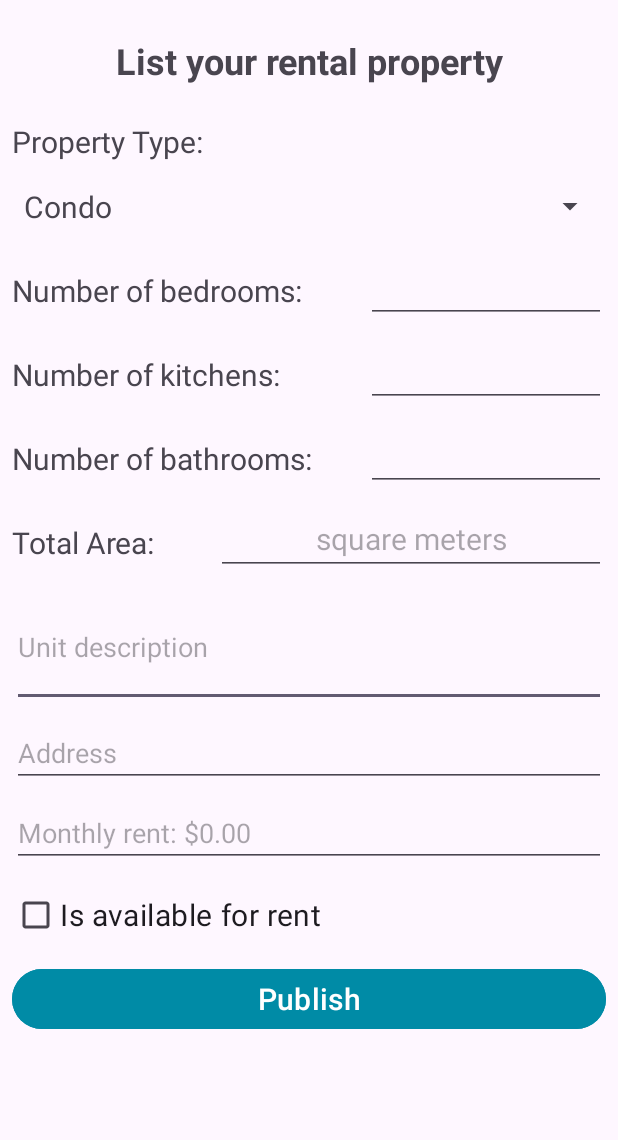
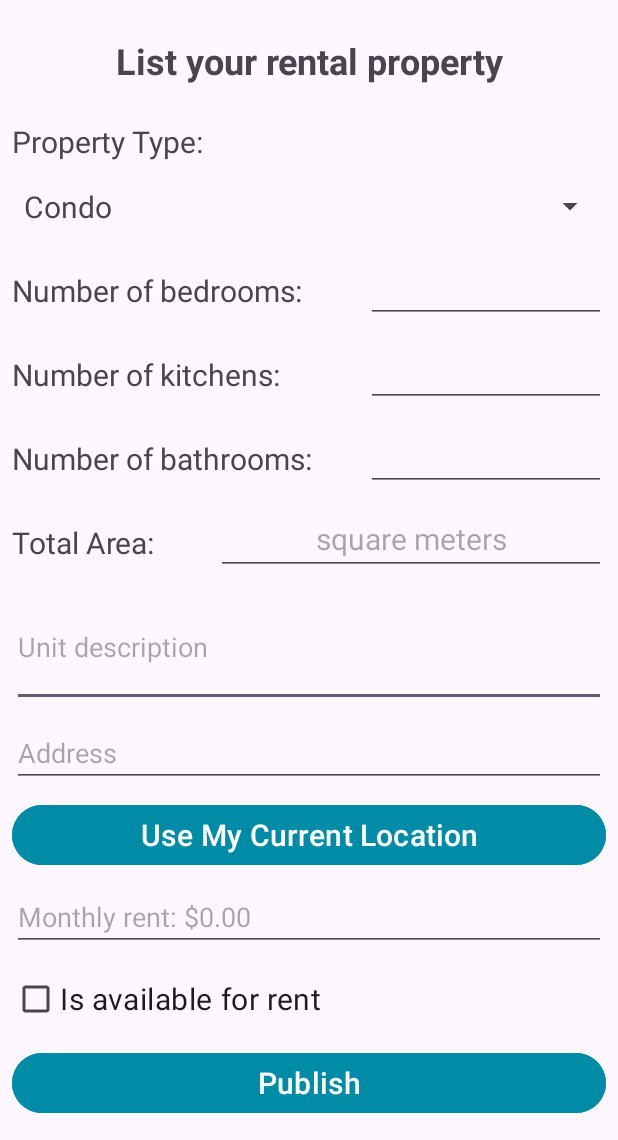
Before and after one commit to AlfieGBC/Group4_4Rent, an Android app: the RentalFormActivity screen opened directly, with no data from a screen before it, on a phone screen of 412 x 824 dp, the part 96-1236 px from its top. Run offline under Robolectric (Android 15) with nearby library versions, the phone set to English and light mode, and no system bars.

Commit message:
added get my position function

```diff
--- a/app/build.gradle.kts
+++ b/app/build.gradle.kts
@@ -62,4 +62,7 @@ dependencies {
 
     implementation("com.google.firebase:firebase-auth")
 
+    // Use the FusedLocationProviderClient class to get the location
+    implementation("com.google.android.gms:play-services-location:21.0.1")
+
 }
--- a/app/src/main/AndroidManifest.xml
+++ b/app/src/main/AndroidManifest.xml
@@ -1,6 +1,9 @@
 <?xml version="1.0" encoding="utf-8"?>
 <manifest xmlns:android="http://schemas.android.com/apk/res/android"
     xmlns:tools="http://schemas.android.com/tools">
+
+    <uses-permission android:name="android.permission.ACCESS_COARSE_LOCATION" />
+    <uses-permission android:name="android.permission.ACCESS_FINE_LOCATION" />
 
     <application
         android:allowBackup="true"
--- a/app/src/main/res/layout/activity_rental_form.xml
+++ b/app/src/main/res/layout/activity_rental_form.xml
@@ -167,9 +167,9 @@
             android:id="@+id/et_description"
             android:layout_width="match_parent"
             android:layout_height="80dp"
+            android:layout_margin="8dp"
             android:hint="Unit description"
             android:inputType="text|textMultiLine"
-            android:layout_margin="8dp"
             app:layout_constraintStart_toStartOf="parent"
             app:layout_constraintTop_toBottomOf="@+id/et_area" />
 
@@ -182,6 +182,18 @@
             app:layout_constraintStart_toStartOf="parent"
             app:layout_constraintTop_toBottomOf="@+id/et_description" />
 
+
+        <Button
+            android:id="@+id/btn_get_position"
+            android:layout_width="match_parent"
+            android:layout_height="wrap_content"
+            android:layout_margin="8dp"
+            android:backgroundTint="#008ba6"
+            android:text="Use My Current Location"
+            android:textSize="20sp"
+            app:layout_constraintStart_toStartOf="parent"
+            app:layout_constraintTop_toBottomOf="@+id/et_address" />
+
         <EditText
             android:id="@+id/et_rent"
             android:layout_width="match_parent"
@@ -190,7 +202,7 @@
             android:hint="Monthly rent: $0.00"
             android:inputType="numberDecimal"
             app:layout_constraintStart_toStartOf="parent"
-            app:layout_constraintTop_toBottomOf="@+id/et_address" />
+            app:layout_constraintTop_toBottomOf="@+id/btn_get_position" />
 
         <CheckBox
             android:id="@+id/is_available"
--- a/build.gradle.kts
+++ b/build.gradle.kts
@@ -1,6 +1,6 @@
 // Top-level build file where you can add configuration options common to all sub-projects/modules.
 plugins {
-    id("com.android.application") version "8.1.2" apply false
+    id("com.android.application") version "8.2.0" apply false
     id("org.jetbrains.kotlin.android") version "1.9.0" apply false
 
     // Add the dependency for the Google services Gradle plugin
```
Also changed, not shown: app/src/main/java/com/pp/a4rent/RentalFormActivity.kt (+95 -5 lines), gradle/wrapper/gradle-wrapper.properties.
